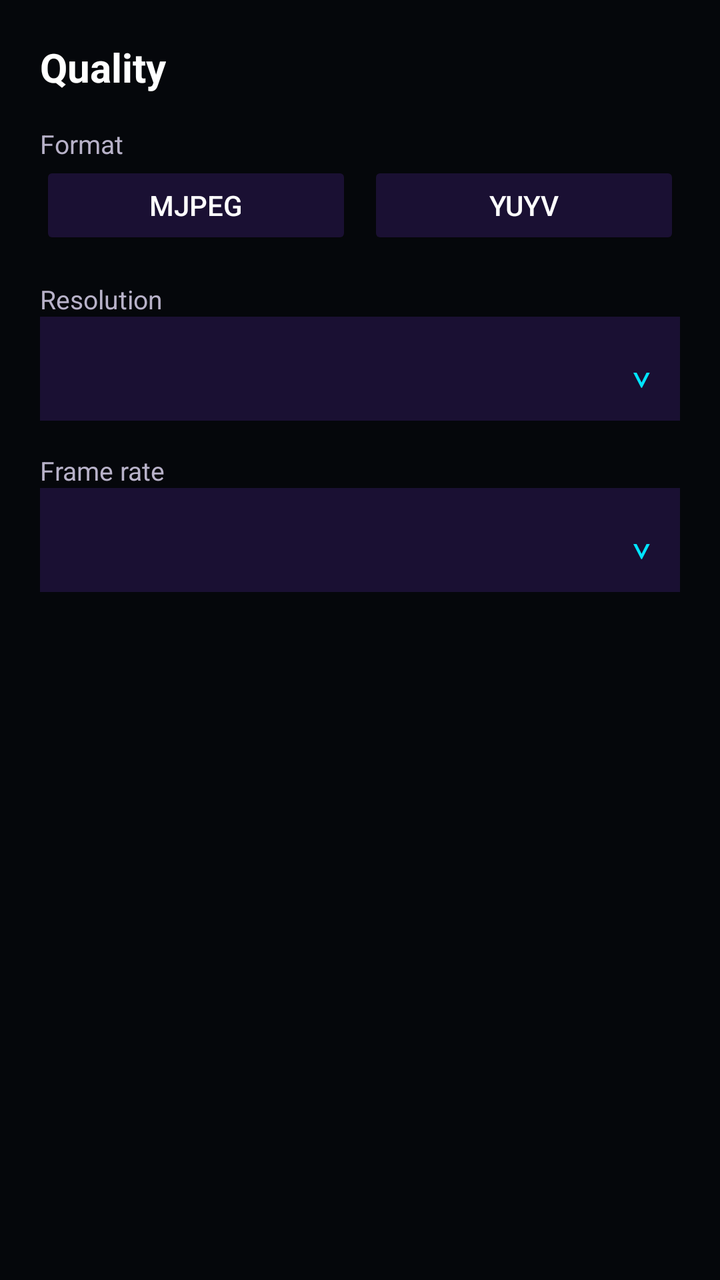
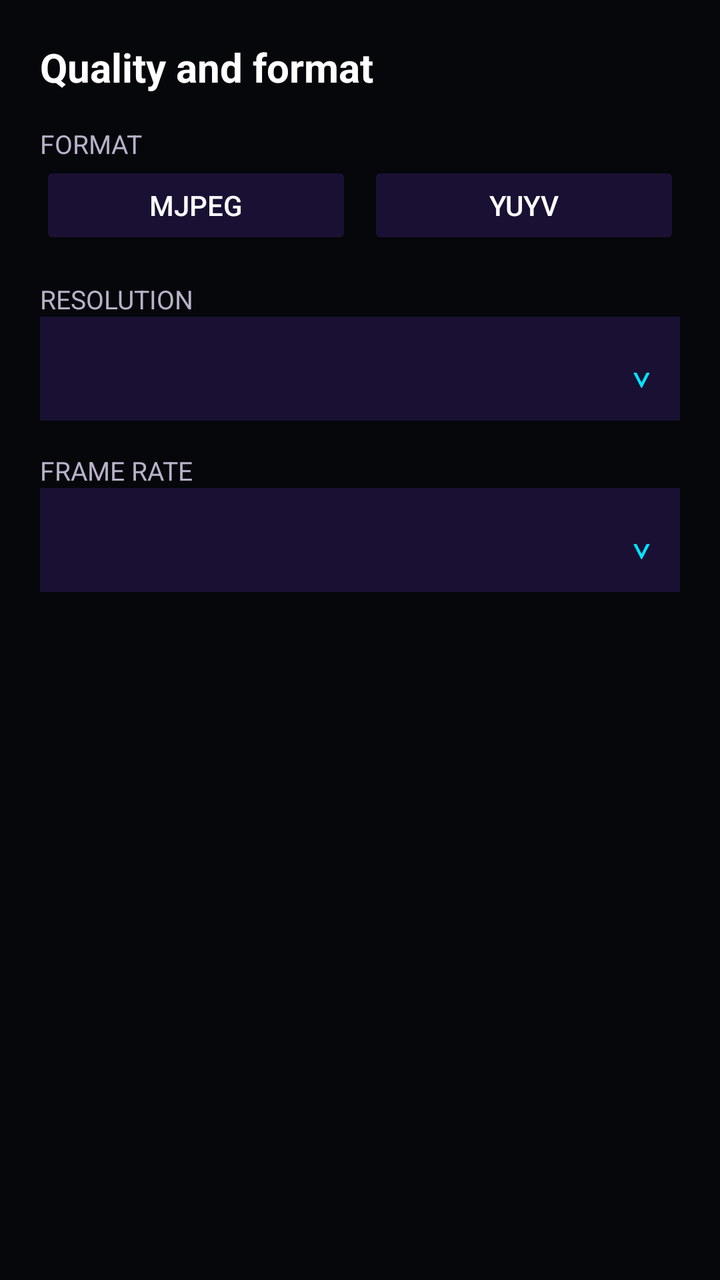

An Android layout rendered at two revisions. The XML below is the earlier revision; the diff shows what the commit changed to produce the second picture.
<!-- AndroidManifest.xml: fallback theme Theme.MaterialComponents.DayNight.NoActionBar -->
<!-- res/layout/fragment_video_format.xml -->
<?xml version="1.0" encoding="utf-8"?>
<ScrollView xmlns:android="http://schemas.android.com/apk/res/android" android:layout_width="match_parent" android:layout_height="wrap_content" android:background="#05070B">
<LinearLayout android:layout_width="match_parent" android:layout_height="wrap_content" android:orientation="vertical" android:padding="20dp">
<TextView android:layout_width="wrap_content" android:layout_height="wrap_content" android:text="Quality" android:textColor="#FFFFFF" android:textSize="20sp" android:textStyle="bold"/>
<TextView android:layout_width="wrap_content" android:layout_height="wrap_content" android:layout_marginTop="16dp" android:text="Format" android:textColor="#B8B2C9" android:textSize="13sp"/>
<LinearLayout android:layout_width="match_parent" android:layout_height="44dp" android:orientation="horizontal">
<Button android:id="@+id/btnFormatMjpeg" android:layout_width="0dp" android:layout_height="match_parent" android:layout_weight="1" android:text="MJPEG" android:textColor="#FFFFFF" android:backgroundTint="#1A1033"/>
<Button android:id="@+id/btnFormatYuyv" android:layout_width="0dp" android:layout_height="match_parent" android:layout_weight="1" android:layout_marginStart="8dp" android:text="YUYV" android:textColor="#FFFFFF" android:backgroundTint="#1A1033"/>
</LinearLayout>
<TextView android:layout_width="wrap_content" android:layout_height="wrap_content" android:layout_marginTop="16dp" android:text="Resolution" android:textColor="#B8B2C9" android:textSize="13sp"/>
<LinearLayout android:id="@+id/rowResolution" android:layout_width="match_parent" android:layout_height="52dp" android:gravity="center_vertical" android:orientation="horizontal" android:background="#1A1033" android:paddingStart="14dp" android:paddingEnd="14dp">
<TextView android:id="@+id/tvResolutionValue" android:layout_width="0dp" android:layout_height="wrap_content" android:layout_weight="1" android:textColor="#FFFFFF" android:textSize="15sp"/>
<TextView android:layout_width="wrap_content" android:layout_height="wrap_content" android:text="⌄" android:textColor="#00E5FF" android:textSize="20sp"/>
</LinearLayout>
<LinearLayout android:id="@+id/resolutionOptions" android:layout_width="match_parent" android:layout_height="wrap_content" android:orientation="vertical" android:visibility="gone"/>
<TextView android:layout_width="wrap_content" android:layout_height="wrap_content" android:layout_marginTop="16dp" android:text="Frame rate" android:textColor="#B8B2C9" android:textSize="13sp"/>
<LinearLayout android:id="@+id/rowFrameRate" android:layout_width="match_parent" android:layout_height="52dp" android:gravity="center_vertical" android:orientation="horizontal" android:background="#1A1033" android:paddingStart="14dp" android:paddingEnd="14dp">
<TextView android:id="@+id/tvFrameRateValue" android:layout_width="0dp" android:layout_height="wrap_content" android:layout_weight="1" android:textColor="#FFFFFF" android:textSize="15sp"/>
<TextView android:layout_width="wrap_content" android:layout_height="wrap_content" android:text="⌄" android:textColor="#00E5FF" android:textSize="20sp"/>
</LinearLayout>
<LinearLayout android:id="@+id/frameRateOptions" android:layout_width="match_parent" android:layout_height="wrap_content" android:orientation="vertical" android:visibility="gone"/>
</LinearLayout></ScrollView>
<!-- resources referenced by this layout -->
<resources>

</resources>

<!-- the commit's change to res/layout/fragment_video_format.xml (unified diff, before → after) -->
@@ -1,19 +1,19 @@
 <?xml version="1.0" encoding="utf-8"?>
 <ScrollView xmlns:android="http://schemas.android.com/apk/res/android" android:layout_width="match_parent" android:layout_height="wrap_content" android:background="#05070B">
 <LinearLayout android:layout_width="match_parent" android:layout_height="wrap_content" android:orientation="vertical" android:padding="20dp">
-<TextView android:layout_width="wrap_content" android:layout_height="wrap_content" android:text="Quality" android:textColor="#FFFFFF" android:textSize="20sp" android:textStyle="bold"/>
-<TextView android:layout_width="wrap_content" android:layout_height="wrap_content" android:layout_marginTop="16dp" android:text="Format" android:textColor="#B8B2C9" android:textSize="13sp"/>
+<TextView android:layout_width="wrap_content" android:layout_height="wrap_content" android:text="Quality and format" android:textColor="#FFFFFF" android:textSize="20sp" android:textStyle="bold"/>
+<TextView android:layout_width="wrap_content" android:layout_height="wrap_content" android:layout_marginTop="16dp" android:text="FORMAT" android:textColor="#B8B2C9" android:textSize="13sp"/>
 <LinearLayout android:layout_width="match_parent" android:layout_height="44dp" android:orientation="horizontal">
 <Button android:id="@+id/btnFormatMjpeg" android:layout_width="0dp" android:layout_height="match_parent" android:layout_weight="1" android:text="MJPEG" android:textColor="#FFFFFF" android:backgroundTint="#1A1033"/>
 <Button android:id="@+id/btnFormatYuyv" android:layout_width="0dp" android:layout_height="match_parent" android:layout_weight="1" android:layout_marginStart="8dp" android:text="YUYV" android:textColor="#FFFFFF" android:backgroundTint="#1A1033"/>
 </LinearLayout>
-<TextView android:layout_width="wrap_content" android:layout_height="wrap_content" android:layout_marginTop="16dp" android:text="Resolution" android:textColor="#B8B2C9" android:textSize="13sp"/>
+<TextView android:layout_width="wrap_content" android:layout_height="wrap_content" android:layout_marginTop="16dp" android:text="RESOLUTION" android:textColor="#B8B2C9" android:textSize="13sp"/>
 <LinearLayout android:id="@+id/rowResolution" android:layout_width="match_parent" android:layout_height="52dp" android:gravity="center_vertical" android:orientation="horizontal" android:background="#1A1033" android:paddingStart="14dp" android:paddingEnd="14dp">
 <TextView android:id="@+id/tvResolutionValue" android:layout_width="0dp" android:layout_height="wrap_content" android:layout_weight="1" android:textColor="#FFFFFF" android:textSize="15sp"/>
 <TextView android:layout_width="wrap_content" android:layout_height="wrap_content" android:text="⌄" android:textColor="#00E5FF" android:textSize="20sp"/>
 </LinearLayout>
 <LinearLayout android:id="@+id/resolutionOptions" android:layout_width="match_parent" android:layout_height="wrap_content" android:orientation="vertical" android:visibility="gone"/>
-<TextView android:layout_width="wrap_content" android:layout_height="wrap_content" android:layout_marginTop="16dp" android:text="Frame rate" android:textColor="#B8B2C9" android:textSize="13sp"/>
+<TextView android:layout_width="wrap_content" android:layout_height="wrap_content" android:layout_marginTop="16dp" android:text="FRAME RATE" android:textColor="#B8B2C9" android:textSize="13sp"/>
 <LinearLayout android:id="@+id/rowFrameRate" android:layout_width="match_parent" android:layout_height="52dp" android:gravity="center_vertical" android:orientation="horizontal" android:background="#1A1033" android:paddingStart="14dp" android:paddingEnd="14dp">
 <TextView android:id="@+id/tvFrameRateValue" android:layout_width="0dp" android:layout_height="wrap_content" android:layout_weight="1" android:textColor="#FFFFFF" android:textSize="15sp"/>
 <TextView android:layout_width="wrap_content" android:layout_height="wrap_content" android:text="⌄" android:textColor="#00E5FF" android:textSize="20sp"/>
